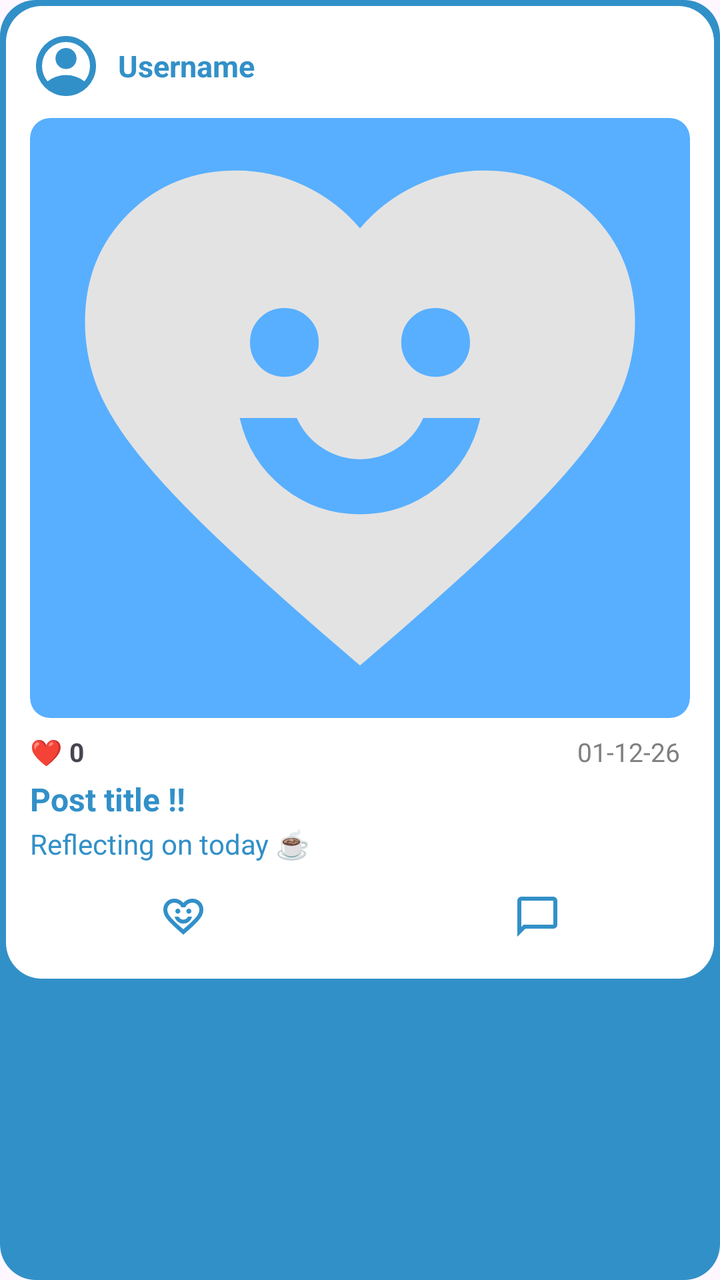
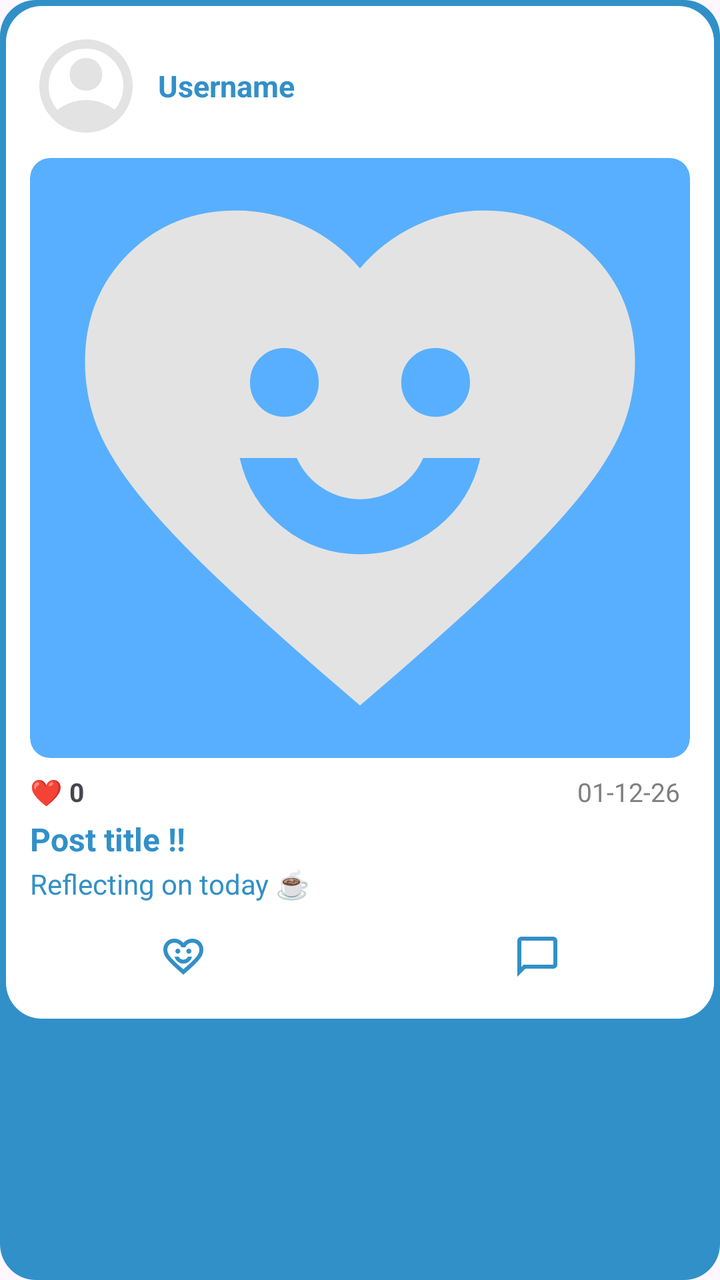

An Android layout rendered at two revisions. The XML below is the earlier revision; the diff shows what the commit changed to produce the second picture.
<!-- AndroidManifest.xml: application theme Theme.BetweenUs -->
<!-- res/layout/item_memory_post.xml -->
<?xml version="1.0" encoding="utf-8"?>
<androidx.cardview.widget.CardView xmlns:android="http://schemas.android.com/apk/res/android"
    xmlns:app="http://schemas.android.com/apk/res-auto"

    android:layout_width="match_parent"
    android:layout_height="wrap_content"
    android:layout_margin="12dp"
    app:cardBackgroundColor="@android:color/white"
    app:cardCornerRadius="18dp"
    app:cardElevation="3dp">

    <LinearLayout
        android:layout_width="match_parent"
        android:layout_height="match_parent"
        android:background="#3290c8"
        android:padding="3dp">

        <LinearLayout
            android:layout_width="match_parent"
            android:layout_height="wrap_content"
            android:background="@drawable/image_round"
            android:backgroundTint="@color/white"
            android:orientation="vertical"
            android:padding="12dp">

            
            <LinearLayout
                android:layout_width="match_parent"
                android:layout_height="wrap_content"
                android:layout_marginBottom="8dp"
                android:orientation="horizontal">

                <ImageView
                    android:id="@+id/iv_profile_image"
                    android:layout_width="36dp"
                    android:layout_height="36dp"
                    android:layout_marginEnd="8dp"
                    android:src="@drawable/profilebtn_filled"
                    app:tint="#3290c8" />

                <TextView
                    android:id="@+id/tv_username"
                    android:layout_width="wrap_content"
                    android:layout_height="wrap_content"
                    android:layout_gravity="center_vertical"
                    android:text="Username"
                    android:textColor="#3290c8"
                    android:textSize="15sp"
                    android:textStyle="bold" />
            </LinearLayout>


            
            <ImageView
                android:id="@+id/iv_image"
                android:layout_width="match_parent"
                android:layout_height="300dp"
                android:layout_marginBottom="8dp"
                android:background="@drawable/image_round_2"
                android:backgroundTint="#58AFFF"
                android:clipToOutline="true"
                android:scaleType="centerCrop"
                android:src="@drawable/memorybtn_filled" />


            
            <LinearLayout
                android:layout_width="match_parent"
                android:layout_height="wrap_content"
                android:layout_marginBottom="4dp"
                android:orientation="horizontal">

                <TextView
                    android:id="@+id/tv_likes"
                    android:layout_width="wrap_content"
                    android:layout_height="wrap_content"
                    android:layout_weight="1"
                    android:text="❤ 0"
                    android:textSize="13sp"
                    android:textStyle="bold" />

                
                
                
                
                
                
                
                
                

                
                
                
                
                
                
                
                
                

                <TextView
                    android:id="@+id/mem_date"
                    android:layout_width="wrap_content"
                    android:layout_height="wrap_content"
                    android:layout_marginEnd="5dp"
                    android:text="01-12-26"

                    android:textColor="#808080"
                    android:textSize="13sp" />
            </LinearLayout>


            
            <TextView
                android:id="@+id/tv_title"
                android:layout_width="wrap_content"
                android:layout_height="wrap_content"
                android:layout_marginBottom="2dp"
                android:text="Post title !!"
                android:textColor="#3290c8"
                android:textSize="16sp"
                android:textStyle="bold" />


            
            <TextView
                android:id="@+id/tv_body"
                android:layout_width="match_parent"
                android:layout_height="wrap_content"
                android:layout_marginBottom="8dp"
                android:ellipsize="end"
                android:maxLines="3"
                android:text="Reflecting on today ☕"
                android:textColor="#3290c8"
                android:textSize="14sp" />


            
            <LinearLayout
                android:layout_width="match_parent"
                android:layout_height="wrap_content"
                android:gravity="center"
                android:orientation="horizontal">

                <ImageButton
                    android:id="@+id/btn_like"
                    style="?android:attr/borderlessButtonStyle"
                    android:layout_width="0dp"
                    android:layout_height="38dp"
                    android:layout_weight="1"
                    android:scaleType="center"
                    android:src="@drawable/memorybtn_empty"
                    app:tint="#3290c8" />

                <ImageButton
                    android:id="@+id/btn_comment"
                    style="?android:attr/borderlessButtonStyle"
                    android:layout_width="0dp"
                    android:layout_height="38dp"
                    android:layout_marginStart="24dp"
                    android:layout_weight="1"
                    android:src="@drawable/chatbtn_empty"
                    app:tint="#3290c8" />

            </LinearLayout>

        </LinearLayout>

    </LinearLayout>

</androidx.cardview.widget.CardView>
<!-- resources referenced by this layout -->
<resources>
  <color name="white">#FFFFFFFF</color>
  <!-- drawable chatbtn_empty (drawable) -->
  <vector xmlns:android="http://schemas.android.com/apk/res/android"
      android:width="24dp"
      android:height="24dp"
      android:viewportWidth="960"
      android:viewportHeight="960">
    <path
        android:pathData="M80,880v-720q0,-33 23.5,-56.5T160,80h640q33,0 56.5,23.5T880,160v480q0,33 -23.5,56.5T800,720L240,720L80,880ZM206,640h594v-480L160,160v525l46,-45ZM160,640v-480,480Z"
        android:fillColor="#e3e3e3"/>
  </vector>
  <!-- drawable image_round (drawable) -->
  <?xml version="1.0" encoding="utf-8"?>
  <shape xmlns:android="http://schemas.android.com/apk/res/android">
      <corners android:radius="18dp"/>
  </shape>
  <!-- drawable image_round_2 (drawable) -->
  <?xml version="1.0" encoding="utf-8"?>
  <shape xmlns:android="http://schemas.android.com/apk/res/android">
      <corners android:radius="10dp"/>
  </shape>
  <!-- drawable memorybtn_filled (drawable) -->
  <vector xmlns:android="http://schemas.android.com/apk/res/android"
      android:width="24dp"
      android:height="24dp"
      android:viewportWidth="960"
      android:viewportHeight="960">
    <path
        android:pathData="M592,581q49,-39 63,-101h-83q-12,27 -37,43.5T480,540q-30,0 -55,-16.5T388,480h-83q14,62 63,101t112,39q63,0 112,-39ZM405.5,405.5Q420,391 420,370t-14.5,-35.5Q391,320 370,320t-35.5,14.5Q320,349 320,370t14.5,35.5Q349,420 370,420t35.5,-14.5ZM625.5,405.5Q640,391 640,370t-14.5,-35.5Q611,320 590,320t-35.5,14.5Q540,349 540,370t14.5,35.5Q569,420 590,420t35.5,-14.5ZM480,840l-58,-50q-101,-88 -167,-152T150,523q-39,-51 -54.5,-94T80,340q0,-94 63,-157t157,-63q52,0 99,22t81,62q34,-40 81,-62t99,-22q94,0 157,63t63,157q0,46 -15.5,89T810,523q-39,51 -105,115T538,790l-58,50Z"
        android:fillColor="#e3e3e3"/>
  </vector>
  <!-- drawable profilebtn_filled (drawable) -->
  <vector xmlns:android="http://schemas.android.com/apk/res/android"
      android:width="24dp"
      android:height="24dp"
      android:viewportWidth="960"
      android:viewportHeight="960">
    <path
        android:pathData="M234,684q51,-39 114,-61.5T480,600q69,0 132,22.5T726,684q35,-41 54.5,-93T800,480q0,-133 -93.5,-226.5T480,160q-133,0 -226.5,93.5T160,480q0,59 19.5,111t54.5,93ZM380.5,479.5Q340,439 340,380t40.5,-99.5Q421,240 480,240t99.5,40.5Q620,321 620,380t-40.5,99.5Q539,520 480,520t-99.5,-40.5ZM480,880q-83,0 -156,-31.5T197,763q-54,-54 -85.5,-127T80,480q0,-83 31.5,-156T197,197q54,-54 127,-85.5T480,80q83,0 156,31.5T763,197q54,54 85.5,127T880,480q0,83 -31.5,156T763,763q-54,54 -127,85.5T480,880Z"
        android:fillColor="#e3e3e3"/>
  </vector>
  <style name="Theme.BetweenUs" parent="Theme.MaterialComponents.DayNight.NoActionBar">
          
          <item name="colorPrimary">@color/purple_500</item>
          <item name="colorPrimaryVariant">@color/purple_700</item>
          <item name="colorOnPrimary">@color/white</item>
          
          <item name="colorSecondary">@color/teal_200</item>
          <item name="colorSecondaryVariant">@color/teal_700</item>
          <item name="colorOnSecondary">@color/black</item>
          
          <item name="android:statusBarColor">?attr/colorPrimaryVariant</item>
          
      </style>
  <color name="purple_500">#FF6200EE</color>
  <color name="purple_700">#FF3700B3</color>
  <color name="teal_200">#FF03DAC5</color>
  <color name="teal_700">#FF018786</color>
  <color name="black">#FF000000</color>
  <!-- unchanged entries left out for length: 1 -->
</resources>

<!-- the commit's change to res/layout/item_memory_post.xml (unified diff, before → after) -->
@@ -32,11 +32,11 @@
 
                 <ImageView
                     android:id="@+id/iv_profile_image"
-                    android:layout_width="36dp"
-                    android:layout_height="36dp"
+                    android:layout_width="56dp"
+                    android:layout_height="56dp"
                     android:layout_marginEnd="8dp"
                     android:src="@drawable/profilebtn_filled"
-                    app:tint="#3290c8" />
+                    />
 
                 <TextView
                     android:id="@+id/tv_username"
